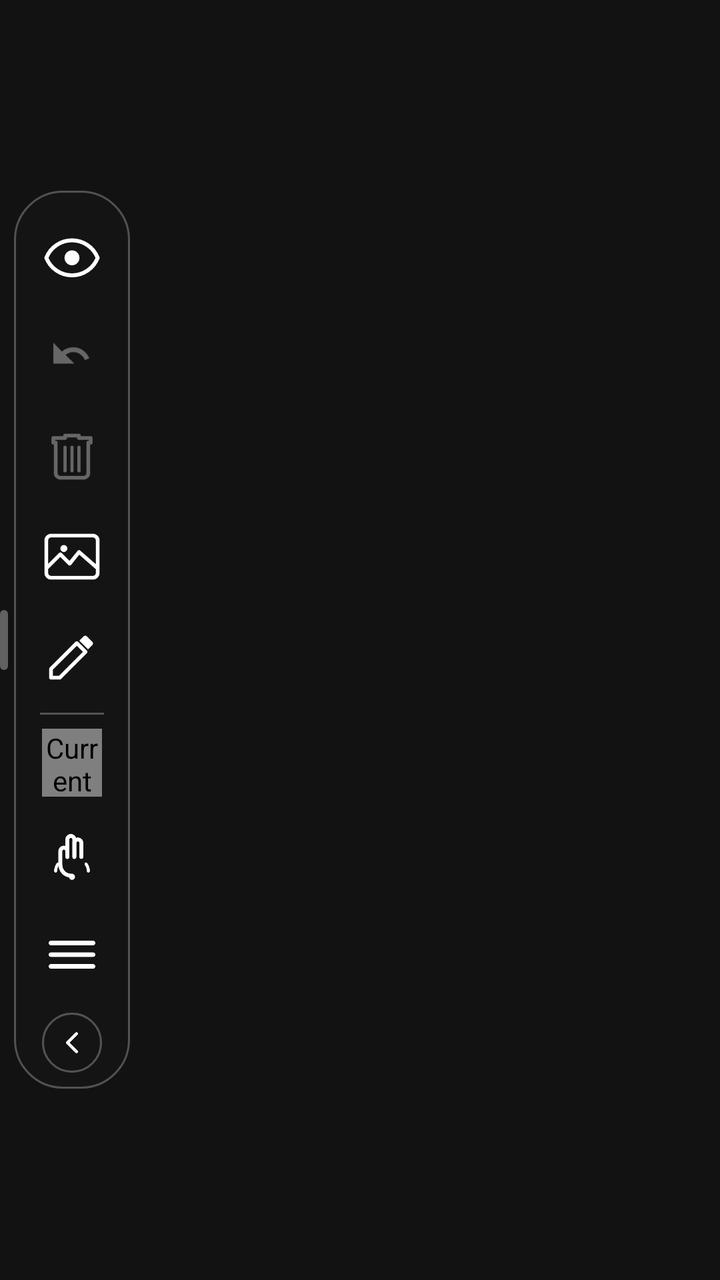
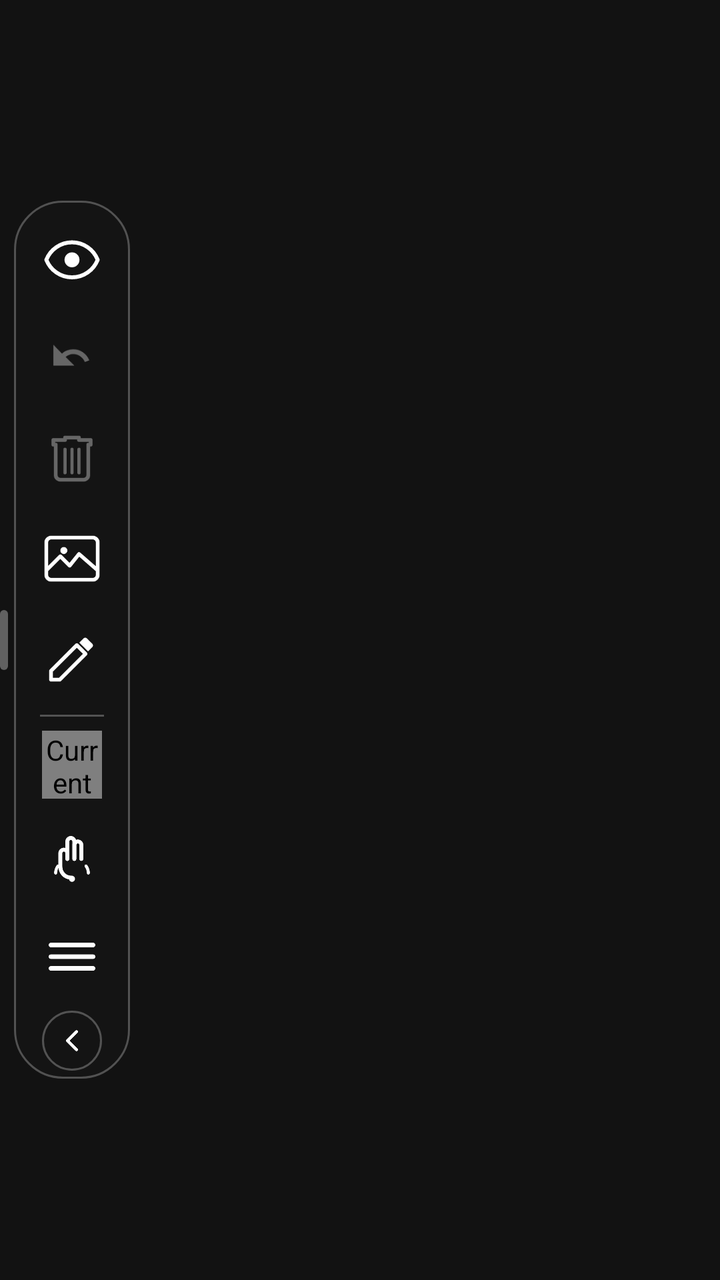

Screens rendered from an Android XML layout before and after an edit, with the pre-edit source and the edit as a unified diff.
<!-- AndroidManifest.xml: application theme Theme.DrawAnywhere -->
<!-- res/layout/overlay_toolbar_vertical.xml -->
<?xml version="1.0" encoding="utf-8"?>
<LinearLayout
    xmlns:android="http://schemas.android.com/apk/res/android"
    android:layout_width="wrap_content"
    android:layout_height="wrap_content"
    android:orientation="horizontal"
    android:gravity="center_vertical">

    
    <View
        android:layout_width="4dp"
        android:layout_height="30dp"
        android:background="@drawable/bg_grip_handle"
        android:layout_marginEnd="3dp" />

    <LinearLayout
        android:id="@+id/toolbar_content_col"
        android:layout_width="wrap_content"
        android:layout_height="wrap_content"
        android:orientation="vertical"
        android:gravity="center_horizontal"
        android:background="@drawable/bg_toolbar"
        android:paddingStart="4dp"
        android:paddingEnd="4dp"
        android:paddingTop="8dp"
        android:paddingBottom="8dp"
        android:elevation="8dp">

        <ImageView
            android:id="@+id/btn_hide"
            android:layout_width="50dp"
            android:layout_height="50dp"
            android:padding="11dp"
            android:src="@drawable/ic_eye"
            android:tint="@color/toolbar_icon_default"
            android:scaleType="fitCenter"
            android:background="@android:color/transparent"
            android:clickable="true"
            android:focusable="true"
            android:contentDescription="@string/cd_btn_hide" />

        <ImageView
            android:id="@+id/btn_undo"
            android:layout_width="50dp"
            android:layout_height="50dp"
            android:padding="11dp"
            android:src="@drawable/ic_undo"
            android:tint="@color/toolbar_icon_default"
            android:scaleType="fitCenter"
            android:background="@android:color/transparent"
            android:clickable="true"
            android:focusable="true"
            android:alpha="0.35"
            android:enabled="false"
            android:contentDescription="@string/cd_btn_undo" />

        <ImageView
            android:id="@+id/btn_clear"
            android:layout_width="50dp"
            android:layout_height="50dp"
            android:padding="11dp"
            android:src="@drawable/ic_trash"
            android:tint="@color/toolbar_icon_default"
            android:scaleType="fitCenter"
            android:background="@android:color/transparent"
            android:clickable="true"
            android:focusable="true"
            android:alpha="0.35"
            android:enabled="false"
            android:contentDescription="@string/cd_btn_clear" />

        <ImageView
            android:id="@+id/btn_add_image"
            android:layout_width="50dp"
            android:layout_height="50dp"
            android:padding="11dp"
            android:src="@drawable/ic_image"
            android:tint="@color/toolbar_icon_default"
            android:scaleType="fitCenter"
            android:background="@android:color/transparent"
            android:clickable="true"
            android:focusable="true"
            android:contentDescription="@string/cd_btn_image" />

        <ImageView
            android:id="@+id/btn_tools"
            android:layout_width="50dp"
            android:layout_height="50dp"
            android:padding="11dp"
            android:src="@drawable/ic_pen"
            android:tint="@color/toolbar_icon_default"
            android:scaleType="fitCenter"
            android:background="@android:color/transparent"
            android:clickable="true"
            android:focusable="true"
            android:contentDescription="@string/cd_btn_tools" />

        <View
            android:id="@+id/toolbar_divider"
            android:layout_width="32dp"
            android:layout_height="1dp"
            android:background="@color/toolbar_divider"
            android:layout_marginTop="3dp"
            android:layout_marginBottom="3dp" />

        <com.drawanywhere.app.ColorDropView
            android:id="@+id/view_color_dot"
            android:layout_width="30dp"
            android:layout_height="34dp"
            android:layout_marginTop="4dp"
            android:layout_marginBottom="4dp"
            android:clickable="true"
            android:focusable="true"
            android:contentDescription="@string/cd_color_dot" />

        <ImageView
            android:id="@+id/btn_finger"
            android:layout_width="50dp"
            android:layout_height="50dp"
            android:padding="11dp"
            android:src="@drawable/ic_finger"
            android:tint="@color/toolbar_icon_default"
            android:scaleType="fitCenter"
            android:background="@android:color/transparent"
            android:clickable="true"
            android:focusable="true"
            android:contentDescription="@string/cd_btn_finger" />

        <ImageView
            android:id="@+id/btn_settings"
            android:layout_width="50dp"
            android:layout_height="50dp"
            android:padding="11dp"
            android:src="@drawable/ic_settings"
            android:tint="@color/toolbar_icon_default"
            android:scaleType="fitCenter"
            android:background="@android:color/transparent"
            android:clickable="true"
            android:focusable="true"
            android:contentDescription="@string/cd_btn_settings" />

        
        <FrameLayout
            android:layout_width="30dp"
            android:layout_height="30dp"
            android:layout_marginTop="4dp"
            android:background="@drawable/bg_collapse_pill">
            <ImageView
                android:id="@+id/btn_collapse_arrow"
                android:layout_width="match_parent"
                android:layout_height="match_parent"
                android:padding="6dp"
                android:src="@drawable/ic_chevron_left"
                android:tint="@color/toolbar_icon_default"
                android:scaleType="fitCenter"
                android:clickable="true"
                android:focusable="true"
                android:contentDescription="@string/cd_btn_collapse" />
        </FrameLayout>

    </LinearLayout>

</LinearLayout>
<!-- resources referenced by this layout -->
<resources>
  <color name="toolbar_divider">#44FFFFFF</color>
  <color name="toolbar_icon_default">#FFFFFFFF</color>
  <!-- drawable bg_collapse_pill (drawable) -->
  <?xml version="1.0" encoding="utf-8"?>
  <shape xmlns:android="http://schemas.android.com/apk/res/android"
      android:shape="oval">
      <solid android:color="@color/toolbar_bg" />
      <stroke
          android:width="1dp"
          android:color="@color/toolbar_divider" />
  </shape>
  <!-- drawable bg_grip_handle (drawable) -->
  <?xml version="1.0" encoding="utf-8"?>
  <shape xmlns:android="http://schemas.android.com/apk/res/android"
      android:shape="rectangle">
      <solid android:color="#55FFFFFF" />
      <corners android:radius="3dp" />
  </shape>
  <!-- drawable bg_toolbar (drawable) -->
  <?xml version="1.0" encoding="utf-8"?>
  <shape xmlns:android="http://schemas.android.com/apk/res/android"
      android:shape="rectangle">
  
      <solid android:color="@color/toolbar_bg" />
  
      <corners android:radius="24dp" />
  
      <stroke
          android:width="1dp"
          android:color="@color/toolbar_divider" />
  
  </shape>
  <!-- drawable ic_chevron_left (drawable) -->
  <?xml version="1.0" encoding="utf-8"?>
  <vector xmlns:android="http://schemas.android.com/apk/res/android"
      android:width="24dp" android:height="24dp"
      android:viewportWidth="24" android:viewportHeight="24">
      <path
          android:pathData="M15,18L9,12L15,6"
          android:fillColor="#00000000"
          android:strokeColor="#FFFFFFFF"
          android:strokeWidth="2"
          android:strokeLineCap="round"
          android:strokeLineJoin="round" />
  </vector>
  <!-- drawable ic_pen (drawable) -->
  <?xml version="1.0" encoding="utf-8"?>
  <vector xmlns:android="http://schemas.android.com/apk/res/android"
      android:width="24dp"
      android:height="24dp"
      android:viewportWidth="24"
      android:viewportHeight="24">
  
      
      <path
          android:pathData="M3,17.25V21H6.75L17.81,9.94L14.06,6.19L3,17.25Z"
          android:fillColor="#00000000"
          android:strokeColor="#FFFFFFFF"
          android:strokeWidth="1.6"
          android:strokeLineCap="round"
          android:strokeLineJoin="round" />
  
      
      <path
          android:pathData="M20.71,7.04C21.1,6.65 21.1,6.02 20.71,5.63L18.37,3.29C17.98,2.9 17.35,2.9 16.96,3.29L15.13,5.12L18.88,8.87L20.71,7.04Z"
          android:fillColor="#FFFFFFFF" />
  
  </vector>
  <!-- drawable ic_undo (drawable) -->
  <?xml version="1.0" encoding="utf-8"?>
  <vector xmlns:android="http://schemas.android.com/apk/res/android"
      android:width="24dp"
      android:height="24dp"
      android:viewportWidth="24"
      android:viewportHeight="24">
  
      <path
          android:pathData="M12.5,8C10.65,8 8.99,8.7 7.7,9.83L4,6V15H13L9.27,11.27C10.16,10.49 11.28,10 12.5,10C14.77,10 16.72,11.44 17.5,13.45L19.41,12.74C18.29,9.87 15.61,8 12.5,8Z"
          android:fillColor="#FFFFFFFF" />
  
  </vector>
  <string name="cd_btn_clear">Clear canvas</string>
  <string name="cd_btn_collapse">Collapse or expand toolbar</string>
  <string name="cd_btn_finger">Toggle touch pass-through</string>
  <string name="cd_btn_hide">Hide or show canvas</string>
  <string name="cd_btn_image">Add image from gallery</string>
  <string name="cd_btn_settings">Open settings</string>
  <string name="cd_btn_tools">Select drawing tool</string>
  <string name="cd_btn_undo">Undo last stroke</string>
  <string name="cd_color_dot">Current drawing color</string>
  <color name="toolbar_bg">#E8141414</color>
  <color name="colorPrimary">#FFB73A3A</color>
  <color name="colorPrimaryVariant">#FF8B0000</color>
  <color name="colorOnPrimary">#FFFFFFFF</color>
  <color name="colorSecondary">#FF444444</color>
  <color name="colorOnSecondary">#FFFFFFFF</color>
  <color name="colorError">#FFCF6679</color>
  <color name="colorOnError">#FF000000</color>
  <color name="colorSurface">#FF1C1C1C</color>
  <color name="colorOnSurface">#FFFFFFFF</color>
  <color name="colorBackground">#FF121212</color>
  <!-- unchanged entries left out for length: 6 -->
</resources>

<!-- the commit's change to res/layout/overlay_toolbar_vertical.xml (unified diff, before → after) -->
@@ -6,7 +6,6 @@
     android:orientation="horizontal"
     android:gravity="center_vertical">
 
-    
     <View
         android:layout_width="4dp"
         android:layout_height="30dp"
@@ -22,10 +21,11 @@
         android:background="@drawable/bg_toolbar"
         android:paddingStart="4dp"
         android:paddingEnd="4dp"
-        android:paddingTop="8dp"
-        android:paddingBottom="8dp"
+        android:paddingTop="4dp"
+        android:paddingBottom="4dp"
         android:elevation="8dp">
 
+        
         <ImageView
             android:id="@+id/btn_hide"
             android:layout_width="50dp"
@@ -39,111 +39,131 @@
             android:focusable="true"
             android:contentDescription="@string/cd_btn_hide" />
 
-        <ImageView
-            android:id="@+id/btn_undo"
-            android:layout_width="50dp"
-            android:layout_height="50dp"
-            android:padding="11dp"
-            android:src="@drawable/ic_undo"
-            android:tint="@color/toolbar_icon_default"
-            android:scaleType="fitCenter"
-            android:background="@android:color/transparent"
-            android:clickable="true"
-            android:focusable="true"
-            android:alpha="0.35"
-            android:enabled="false"
-            android:contentDescription="@string/cd_btn_undo" />
+        
+        <ScrollView
+            android:id="@+id/toolbar_scroll_container"
+            android:layout_width="wrap_content"
+            android:layout_height="wrap_content"
+            android:scrollbars="none"
+            android:overScrollMode="never"
+            android:requiresFadingEdge="vertical"
+            android:fadingEdgeLength="@dimen/toolbar_fading_edge_length">
 
-        <ImageView
-            android:id="@+id/btn_clear"
-            android:layout_width="50dp"
-            android:layout_height="50dp"
-            android:padding="11dp"
-            android:src="@drawable/ic_trash"
-            android:tint="@color/toolbar_icon_default"
-            android:scaleType="fitCenter"
-            android:background="@android:color/transparent"
-            android:clickable="true"
-            android:focusable="true"
-            android:alpha="0.35"
-            android:enabled="false"
-            android:contentDescription="@string/cd_btn_clear" />
+            <LinearLayout
+                android:id="@+id/toolbar_scroll_inner"
+                android:layout_width="wrap_content"
+                android:layout_height="wrap_content"
+                android:orientation="vertical"
+                android:gravity="center_horizontal">
 
-        <ImageView
-            android:id="@+id/btn_add_image"
-            android:layout_width="50dp"
-            android:layout_height="50dp"
-            android:padding="11dp"
-            android:src="@drawable/ic_image"
-            android:tint="@color/toolbar_icon_default"
-            android:scaleType="fitCenter"
-            android:background="@android:color/transparent"
-            android:clickable="true"
-            android:focusable="true"
-            android:contentDescription="@string/cd_btn_image" />
+                <ImageView
+                    android:id="@+id/btn_undo"
+                    android:layout_width="50dp"
+                    android:layout_height="50dp"
+                    android:padding="11dp"
+                    android:src="@drawable/ic_undo"
+                    android:tint="@color/toolbar_icon_default"
+                    android:scaleType="fitCenter"
+                    android:background="@android:color/transparent"
+                    android:clickable="true"
+                    android:focusable="true"
+                    android:alpha="0.35"
+                    android:enabled="false"
+                    android:contentDescription="@string/cd_btn_undo" />
 
-        <ImageView
-            android:id="@+id/btn_tools"
-            android:layout_width="50dp"
-            android:layout_height="50dp"
-            android:padding="11dp"
-            android:src="@drawable/ic_pen"
-            android:tint="@color/toolbar_icon_default"
-            android:scaleType="fitCenter"
-            android:background="@android:color/transparent"
-            android:clickable="true"
-            android:focusable="true"
-            android:contentDescription="@string/cd_btn_tools" />
+                <ImageView
+                    android:id="@+id/btn_clear"
+                    android:layout_width="50dp"
+                    android:layout_height="50dp"
+                    android:padding="11dp"
+                    android:src="@drawable/ic_trash"
+                    android:tint="@color/toolbar_icon_default"
+                    android:scaleType="fitCenter"
+                    android:background="@android:color/transparent"
+                    android:clickable="true"
+                    android:focusable="true"
+                    android:alpha="0.35"
+                    android:enabled="false"
+                    android:contentDescription="@string/cd_btn_clear" />
 
-        <View
-            android:id="@+id/toolbar_divider"
-            android:layout_width="32dp"
-            android:layout_height="1dp"
-            android:background="@color/toolbar_divider"
-            android:layout_marginTop="3dp"
-            android:layout_marginBottom="3dp" />
+                <ImageView
+                    android:id="@+id/btn_add_image"
+                    android:layout_width="50dp"
+                    android:layout_height="50dp"
+                    android:padding="11dp"
+                    android:src="@drawable/ic_image"
+                    android:tint="@color/toolbar_icon_default"
+                    android:scaleType="fitCenter"
+                    android:background="@android:color/transparent"
+                    android:clickable="true"
+                    android:focusable="true"
+                    android:contentDescription="@string/cd_btn_image" />
 
-        <com.drawanywhere.app.ColorDropView
-            android:id="@+id/view_color_dot"
-            android:layout_width="30dp"
-            android:layout_height="34dp"
-            android:layout_marginTop="4dp"
-            android:layout_marginBottom="4dp"
-            android:clickable="true"
-            android:focusable="true"
-            android:contentDescription="@string/cd_color_dot" />
+                <ImageView
+                    android:id="@+id/btn_tools"
+                    android:layout_width="50dp"
+                    android:layout_height="50dp"
+                    android:padding="11dp"
+                    android:src="@drawable/ic_pen"
+                    android:tint="@color/toolbar_icon_default"
+                    android:scaleType="fitCenter"
+                    android:background="@android:color/transparent"
+                    android:clickable="true"
+                    android:focusable="true"
+                    android:contentDescription="@string/cd_btn_tools" />
 
-        <ImageView
-            android:id="@+id/btn_finger"
-            android:layout_width="50dp"
-            android:layout_height="50dp"
-            android:padding="11dp"
-            android:src="@drawable/ic_finger"
-            android:tint="@color/toolbar_icon_default"
-            android:scaleType="fitCenter"
-            android:background="@android:color/transparent"
-            android:clickable="true"
-            android:focusable="true"
-            android:contentDescription="@string/cd_btn_finger" />
+                <View
+                    android:id="@+id/toolbar_divider"
+                    android:layout_width="32dp"
+                    android:layout_height="1dp"
+                    android:background="@color/toolbar_divider"
+                    android:layout_marginTop="3dp"
+                    android:layout_marginBottom="3dp" />
 
-        <ImageView
-            android:id="@+id/btn_settings"
-            android:layout_width="50dp"
-            android:layout_height="50dp"
-            android:padding="11dp"
-            android:src="@drawable/ic_settings"
-            android:tint="@color/toolbar_icon_default"
-            android:scaleType="fitCenter"
-            android:background="@android:color/transparent"
-            android:clickable="true"
-            android:focusable="true"
-            android:contentDescription="@string/cd_btn_settings" />
+                <com.drawanywhere.app.ColorDropView
+                    android:id="@+id/view_color_dot"
+                    android:layout_width="30dp"
+                    android:layout_height="34dp"
+                    android:layout_marginTop="4dp"
+                    android:layout_marginBottom="4dp"
+                    android:clickable="true"
+                    android:focusable="true"
+                    android:contentDescription="@string/cd_color_dot" />
+
+                <ImageView
+                    android:id="@+id/btn_finger"
+                    android:layout_width="50dp"
+                    android:layout_height="50dp"
+                    android:padding="11dp"
+                    android:src="@drawable/ic_finger"
+                    android:tint="@color/toolbar_icon_default"
+                    android:scaleType="fitCenter"
+                    android:background="@android:color/transparent"
+                    android:clickable="true"
+                    android:focusable="true"
+                    android:contentDescription="@string/cd_btn_finger" />
+
+                <ImageView
+                    android:id="@+id/btn_settings"
+                    android:layout_width="50dp"
+                    android:layout_height="50dp"
+                    android:padding="11dp"
+                    android:src="@drawable/ic_settings"
+                    android:tint="@color/toolbar_icon_default"
+                    android:scaleType="fitCenter"
+                    android:background="@android:color/transparent"
+                    android:clickable="true"
+                    android:focusable="true"
+                    android:contentDescription="@string/cd_btn_settings" />
+
+            </LinearLayout>
+        </ScrollView>
 
         
         <FrameLayout
             android:layout_width="30dp"
             android:layout_height="30dp"
-            android:layout_marginTop="4dp"
+            android:layout_marginTop="2dp"
             android:background="@drawable/bg_collapse_pill">
             <ImageView
                 android:id="@+id/btn_collapse_arrow"
<!-- resource entries referenced after the edit -->
@@ -2,6 +2,7 @@
 <resources>
   <color name="toolbar_divider">#44FFFFFF</color>
   <color name="toolbar_icon_default">#FFFFFFFF</color>
+  <dimen name="toolbar_fading_edge_length">18dp</dimen>
   <!-- drawable bg_collapse_pill (drawable) -->
   <?xml version="1.0" encoding="utf-8"?>
   <shape xmlns:android="http://schemas.android.com/apk/res/android"
